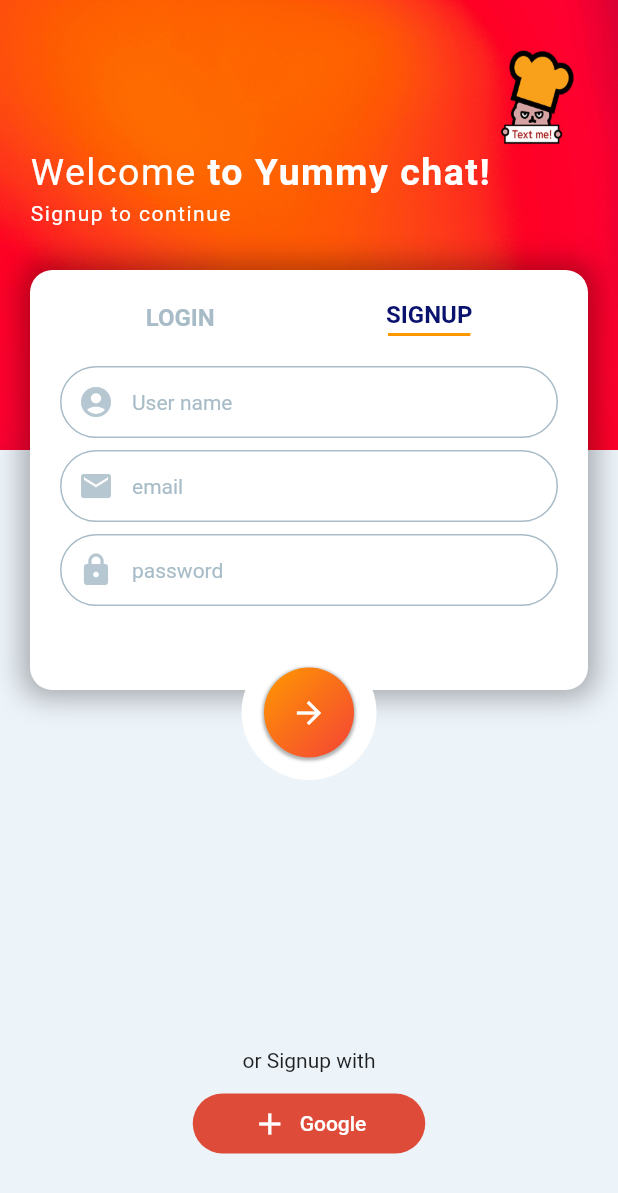
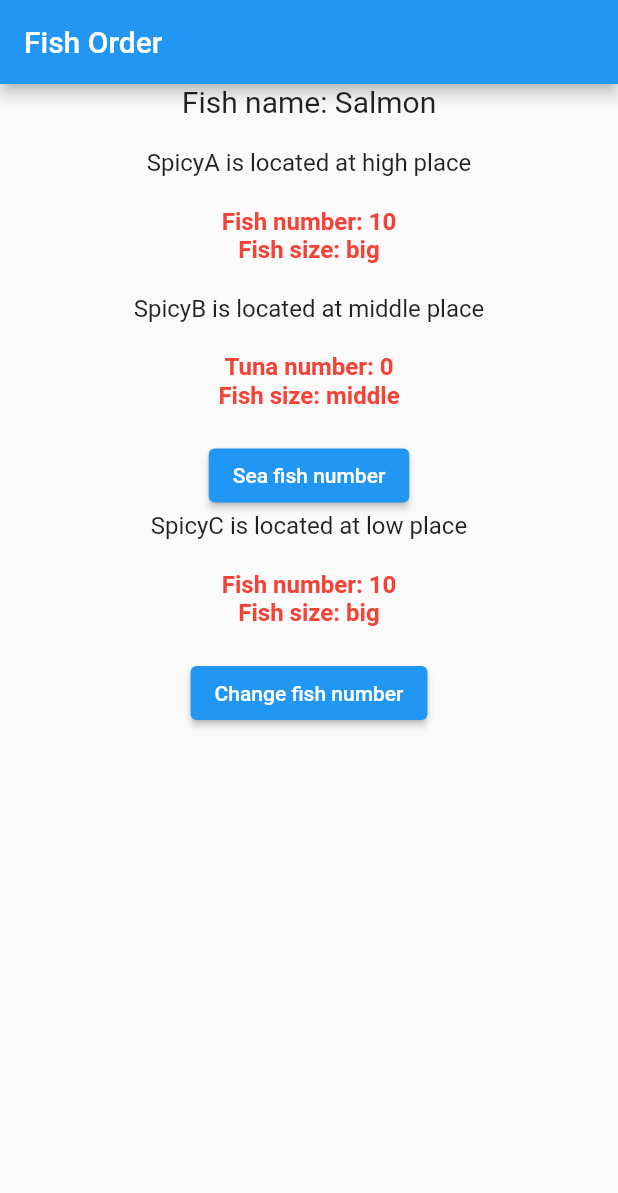
Before and after one commit to organguy/CodingChef, a Flutter app: the screen it shows after launch, on a phone screen of 412 x 824 dp. Shown: the top 1193 px of the screen. Run offline on Flutter 3.47's test engine with Material 2 defaults, Android fonts, the phone set to English and light mode, and no system bars; drawn by our look-alikes of modal_progress_hud_nsn; our stand-ins replace cloud_firestore, firebase_auth, firebase_core, firebase_storage, flutter_chat_bubble, flutter_spinkit and 8 more; accounts and stored records are empty.

Commit message:
- 조금 메운 맛   - Chat App 완료   - Provider

```diff
--- a/lib/main.dart
+++ b/lib/main.dart
@@ -12,7 +12,10 @@ import 'package:coding_chef/listview_page.dart';
 import 'package:coding_chef/listview_person.dart';
 import 'package:coding_chef/login_app/login_app.dart';
 import 'package:coding_chef/login_dice/login_page.dart';
+import 'package:coding_chef/models/fish_model.dart';
+import 'package:coding_chef/models/seafish_model.dart';
 import 'package:coding_chef/navigator_page.dart';
+import 'package:coding_chef/provider_page.dart';
 import 'package:coding_chef/responsive_page.dart';
 import 'package:coding_chef/row_page.dart';
 import 'package:coding_chef/snackbar_page.dart';
@@ -22,6 +25,7 @@ import 'package:coding_chef/weather_app/weather_app.dart';
 import 'package:coding_chef/weather_app/weather_loading.dart';
 import 'package:firebase_auth/firebase_auth.dart';
 import 'package:flutter/material.dart';
+import 'package:provider/provider.dart';
 import 'chatting_app/screen/chat_login_screen.dart';
 import 'grade_page.dart';
 import 'onboarding_page.dart';
@@ -47,10 +51,22 @@ class MyApp extends StatelessWidget {
         '/c' : (context) => NavigatorPageC()
 
       },*/
-    return const MaterialApp(
-      debugShowCheckedModeBanner: false,
-      title: 'BBANTO',
-      home: ChatEnterSelect(),
+    return MultiProvider(
+      providers: [
+        ChangeNotifierProvider(
+            create: (context) =>
+                FishModel(name: 'Salmon', number: 10, size: 'big')
+        ),
+        ChangeNotifierProvider(
+            create: (context) =>
+                SeaFishModel(name: 'Salmon', tunaNumber: 0, size: 'middle')
+        )
+      ],
+      child: const MaterialApp(
+        debugShowCheckedModeBanner: false,
+        title: 'BBANTO',
+        home: FishOrder(),
+      ),
     );
   }
 }
--- /dev/null
+++ b/lib/models/fish_model.dart
@@ -0,0 +1,14 @@
+import 'package:flutter/material.dart';
+
+class FishModel with ChangeNotifier{
+  final String name;
+  int number;
+  final String size;
+
+  FishModel({required this.name, required this.number, required this.size});
+
+  void changeFishNumber(){
+    number++;
+    notifyListeners();
+  }
+}
--- /dev/null
+++ b/lib/models/seafish_model.dart
@@ -0,0 +1,14 @@
+import 'package:flutter/material.dart';
+
+class SeaFishModel with ChangeNotifier{
+  final String name;
+  int tunaNumber;
+  final String size;
+
+  SeaFishModel({required this.name, required this.tunaNumber, required this.size});
+
+  void changeSeaFishNumber(){
+    tunaNumber++;
+    notifyListeners();
+  }
+}
--- /dev/null
+++ b/lib/provider_page.dart
@@ -0,0 +1,132 @@
+import 'package:coding_chef/models/fish_model.dart';
+import 'package:coding_chef/models/seafish_model.dart';
+import 'package:flutter/material.dart';
+import 'package:provider/provider.dart';
+
+class FishOrder extends StatelessWidget {
+  const FishOrder({Key? key}) : super(key: key);
+
+  @override
+  Widget build(BuildContext context) {
+    return Scaffold(
+      appBar: AppBar(
+        title: const Text('Fish Order'),
+      ),
+      body: Center(
+        child: Column(
+          children: [
+            Text('Fish name: ${Provider.of<FishModel>(context).name}', style: const TextStyle(fontSize: 20),),
+            const SizedBox(
+              height: 20,
+            ),
+            const High()
+          ],
+        ),
+      ),
+    );
+  }
+}
+
+class High extends StatelessWidget {
+  const High({Key? key}) : super(key: key);
+
+  @override
+  Widget build(BuildContext context) {
+    return Column(
+      children: const [
+        Text('SpicyA is located at high place', style: TextStyle(fontSize: 16),),
+        SizedBox(height: 20,),
+        SpicyA()
+      ],
+    );
+  }
+}
+
+class SpicyA extends StatelessWidget {
+  const SpicyA({Key? key}) : super(key: key);
+
+  @override
+  Widget build(BuildContext context) {
+    return Column(
+      children: [
+        Text('Fish number: ${Provider.of<FishModel>(context).number}', style: const TextStyle(fontSize: 16, color: Colors.red, fontWeight: FontWeight.bold),),
+        Text('Fish size: ${Provider.of<FishModel>(context).size}', style: const TextStyle(fontSize: 16, color: Colors.red, fontWeight: FontWeight.bold),),
+        const SizedBox(height: 20,),
+        const Middle()
+      ],
+    );
+  }
+}
+
+class Middle extends StatelessWidget {
+  const Middle({Key? key}) : super(key: key);
+
+  @override
+  Widget build(BuildContext context) {
+    return Column(
+      children: const [
+        Text('SpicyB is located at middle place', style: TextStyle(fontSize: 16),),
+        SizedBox(height: 20,),
+        SpicyB()
+      ],
+    );
+  }
+}
+
+class SpicyB extends StatelessWidget {
+  const SpicyB({Key? key}) : super(key: key);
+
+  @override
+  Widget build(BuildContext context) {
+    return Column(
+      children: [
+        Text('Tuna number: ${Provider.of<SeaFishModel>(context).tunaNumber}', style: const TextStyle(fontSize: 16, color: Colors.red, fontWeight: FontWeight.bold),),
+        Text('Fish size: ${Provider.of<SeaFishModel>(context).size}', style: const TextStyle(fontSize: 16, color: Colors.red, fontWeight: FontWeight.bold),),
+        const SizedBox(height: 20,),
+        ElevatedButton(
+            onPressed: (){
+              Provider.of<SeaFishModel>(context, listen: false).changeSeaFishNumber();
+            },
+            child: const Text('Sea fish number')
+        ),
+        const Low(),
+      ],
+    );
+  }
+}
+
+class Low extends StatelessWidget {
+  const Low({Key? key}) : super(key: key);
+
+  @override
+  Widget build(BuildContext context) {
+    return Column(
+      children: const [
+        Text('SpicyC is located at low place', style: TextStyle(fontSize: 16),),
+        SizedBox(height: 20,),
+        SpicyC()
+      ],
+    );
+  }
+}
+
+class SpicyC extends StatelessWidget {
+  const SpicyC({Key? key}) : super(key: key);
+
+  @override
+  Widget build(BuildContext context) {
+    return Column(
+      children: [
+        Text('Fish number: ${Provider.of<FishModel>(context).number}', style: const TextStyle(fontSize: 16, color: Colors.red, fontWeight: FontWeight.bold),),
+        Text('Fish size: ${Provider.of<FishModel>(context).size}', style: const TextStyle(fontSize: 16, color: Colors.red, fontWeight: FontWeight.bold),),
+        const SizedBox(height: 20,),
+        ElevatedButton(
+            onPressed: (){
+              Provider.of<FishModel>(context, listen: false).changeFishNumber();
+            },
+            child: const Text('Change fish number')
+        )
+      ],
+    );
+  }
+}
--- a/pubspec.yaml
+++ b/pubspec.yaml
@@ -49,7 +49,11 @@ dependencies:
   cloud_firestore: ^3.4.8
   firebase_core: ^1.22.0
   firebase_auth: ^3.7.0
+  firebase_storage: ^10.3.8
   modal_progress_hud_nsn: ^0.3.0
+  flutter_chat_bubble: ^2.0.0
+  image_picker: ^0.8.5+3
+  provider: ^6.0.3
 
 dev_dependencies:
   flutter_test:
```
Also changed, not shown: lib/chatting_app/chatting/chat/chat_bubble.dart (added, +103 -0 lines), lib/chatting_app/chatting/chat/message.dart (+11 -1 lines), lib/chatting_app/chatting/chat/new_message.dart (+9 -2 lines), lib/chatting_app/dialog/image_dialog.dart (added, +76 -0 lines), lib/chatting_app/screen/chat_login_screen.dart (+72 -9 lines), pubspec.lock, 2 other files.
